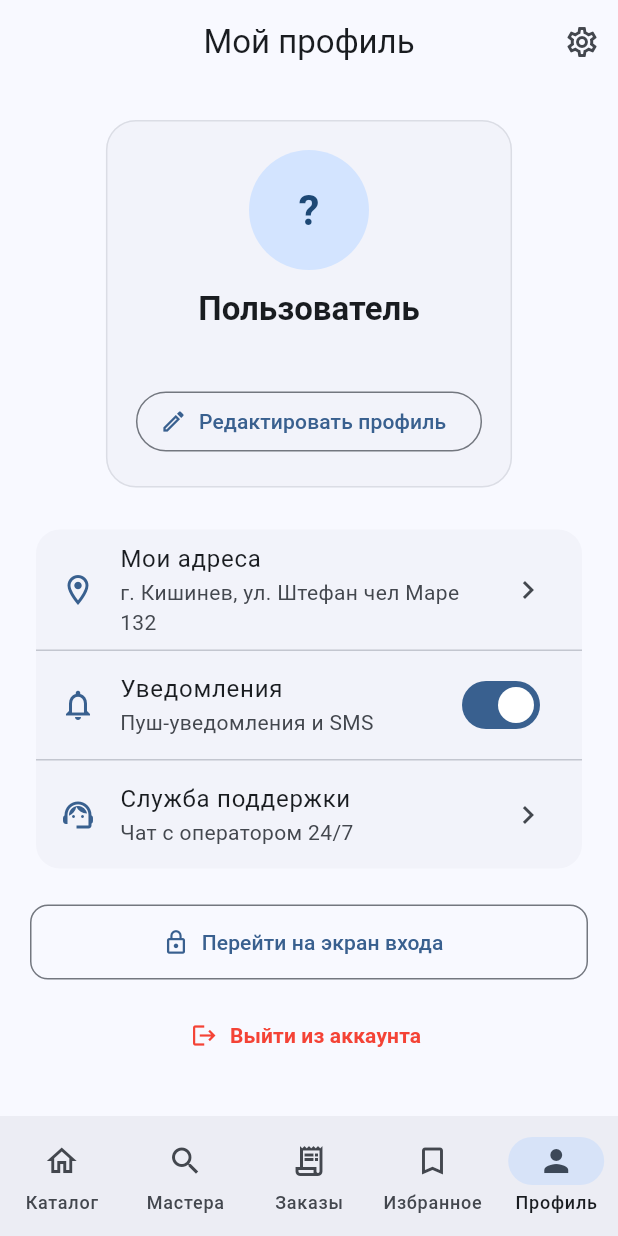
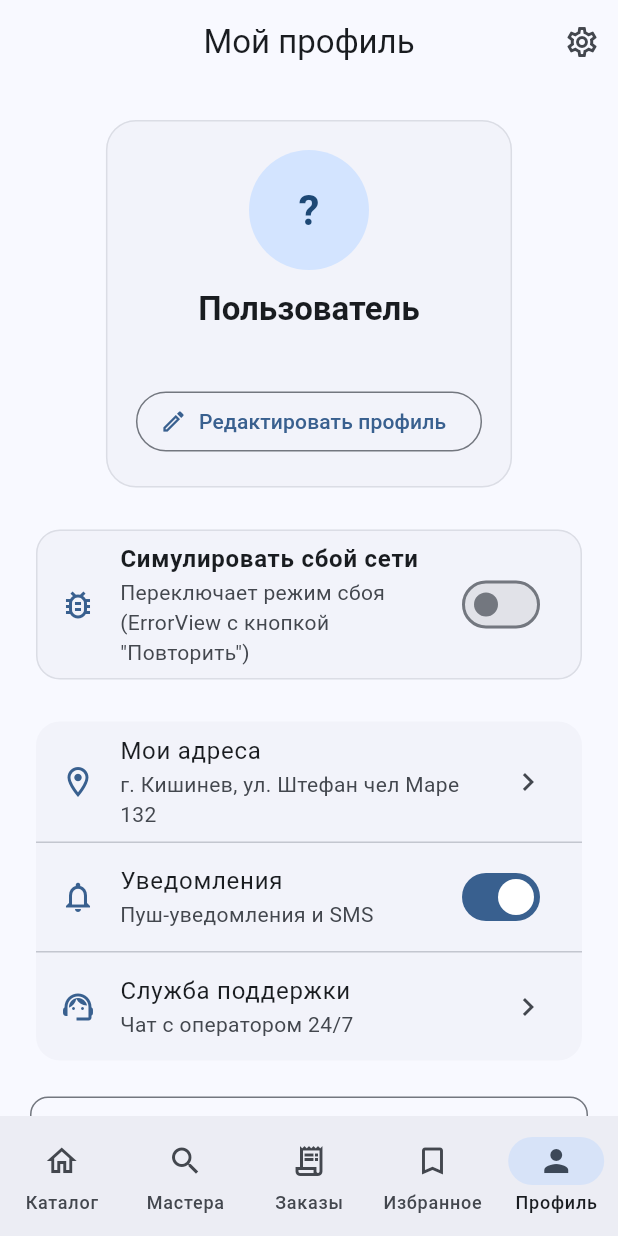
Before and after one commit to mikleqq/PAM_PROJEKT, a Flutter app: the UserProfileScreen screen opened by its route, on a phone screen of 412 x 824 dp. Run offline on Flutter 3.47's test engine with Material 3 defaults, Android fonts, the phone set to English and light mode, and no system bars; our stand-ins replace go_router, shared_preferences; accounts and stored records are empty.

Commit message:
L5: переключатель симуляции сети в репозиториях и профиле пользователя

```diff
--- a/lib/data/repositories/http_master_repository.dart
+++ b/lib/data/repositories/http_master_repository.dart
@@ -16,6 +16,8 @@ class HttpMasterRepository implements MasterRepository {
   final TokenStore tokens;
   final void Function()? onUnauthorized;
 
+  bool simulateError = false; // Toggle to switch offline/error mode
+
   HttpMasterRepository(this.baseUrl, this.tokens, {this.onUnauthorized});
 
   static const _timeout = Duration(seconds: 8);
@@ -33,6 +35,7 @@ class HttpMasterRepository implements MasterRepository {
 
   @override
   Future<Result<List<Master>>> fetchAll({int page = 1, int limit = 20, String? search}) async {
+    if (simulateError) return const Err('Нет сети — повторите попытку');
     try {
       final uri = Uri.parse('$baseUrl/masters').replace(queryParameters: {
         'page': '$page',
@@ -64,6 +67,7 @@ class HttpMasterRepository implements MasterRepository {
 
   @override
   Future<Result<Master>> fetchById(String id) async {
+    if (simulateError) return const Err('Нет сети — повторите попытку');
     try {
       final res = await http
           .get(Uri.parse('$baseUrl/masters/$id'), headers: await _headers())
@@ -87,6 +91,7 @@ class HttpMasterRepository implements MasterRepository {
 
   @override
   Future<Result<Master>> toggleFavorite(String id) async {
+    if (simulateError) return const Err('Нет сети — повторите попытку');
     try {
       final res = await http
           .post(Uri.parse('$baseUrl/masters/$id/favorite'), headers: await _headers())
@@ -110,6 +115,7 @@ class HttpMasterRepository implements MasterRepository {
 
   @override
   Future<Result<List<ServiceCategory>>> fetchCategories() async {
+    if (simulateError) return const Err('Нет сети — повторите попытку');
     try {
       final res = await http
           .get(Uri.parse('$baseUrl/categories'), headers: await _headers())
--- a/lib/data/repositories/http_order_repository.dart
+++ b/lib/data/repositories/http_order_repository.dart
@@ -16,6 +16,8 @@ class HttpOrderRepository implements OrderRepository {
   final TokenStore tokens;
   final void Function()? onUnauthorized;
 
+  bool simulateError = false; // Toggle to switch offline/error mode
+
   HttpOrderRepository(this.baseUrl, this.tokens, {this.onUnauthorized});
 
   static const _timeout = Duration(seconds: 8);
@@ -33,6 +35,7 @@ class HttpOrderRepository implements OrderRepository {
 
   @override
   Future<Result<List<ServiceOrder>>> fetchAll({int page = 1, int limit = 20, String? search}) async {
+    if (simulateError) return const Err('Нет сети — повторите попытку');
     try {
       final uri = Uri.parse('$baseUrl/orders').replace(queryParameters: {
         'page': '$page',
@@ -64,6 +67,7 @@ class HttpOrderRepository implements OrderRepository {
 
   @override
   Future<Result<ServiceOrder>> fetchById(String id) async {
+    if (simulateError) return const Err('Нет сети — повторите попытку');
     try {
       final res = await http
           .get(Uri.parse('$baseUrl/orders/$id'), headers: await _headers())
@@ -87,6 +91,7 @@ class HttpOrderRepository implements OrderRepository {
 
   @override
   Future<Result<ServiceOrder>> create(ServiceOrder order) async {
+    if (simulateError) return const Err('Нет сети — повторите попытку');
     try {
       final res = await http
           .post(
@@ -114,6 +119,7 @@ class HttpOrderRepository implements OrderRepository {
 
   @override
   Future<Result<void>> cancel(String id) async {
+    if (simulateError) return const Err('Нет сети — повторите попытку');
     try {
       final res = await http
           .delete(Uri.parse('$baseUrl/orders/$id'), headers: await _headers())
--- a/lib/main.dart
+++ b/lib/main.dart
@@ -38,6 +38,8 @@ Future<void> main() async {
     MultiProvider(
       providers: [
         Provider<AuthApi>(create: (_) => AuthApi(apiBase, tokens)),
+        Provider<HttpMasterRepository>.value(value: masterRepository),
+        Provider<HttpOrderRepository>.value(value: orderRepository),
         ChangeNotifierProvider(
           create: (_) => MastersModel(masterRepository)..load(),
         ),
--- a/lib/screens/user_profile_screen.dart
+++ b/lib/screens/user_profile_screen.dart
@@ -3,6 +3,8 @@ import 'package:flutter/material.dart';
 import 'package:go_router/go_router.dart';
 import 'package:provider/provider.dart';
 import '../data/auth_api.dart';
+import '../data/repositories/http_master_repository.dart';
+import '../data/repositories/http_order_repository.dart';
 
 class UserProfileScreen extends StatefulWidget {
   const UserProfileScreen({super.key});
@@ -14,7 +16,7 @@ class UserProfileScreen extends StatefulWidget {
 class _UserProfileScreenState extends State<UserProfileScreen> {
   String _name = '';
   String _email = '';
-  List<String> _addresses = ['г. Кишинев, ул. Штефан чел Маре 132'];
+  final List<String> _addresses = ['г. Кишинев, ул. Штефан чел Маре 132'];
 
   @override
   void initState() {
@@ -318,6 +320,9 @@ class _UserProfileScreenState extends State<UserProfileScreen> {
   Widget build(BuildContext context) {
     final theme = Theme.of(context);
     final colorScheme = theme.colorScheme;
+    final masterRepo = context.watch<HttpMasterRepository>();
+    final orderRepo = context.watch<HttpOrderRepository>();
+    final isErrorSimulated = masterRepo.simulateError || orderRepo.simulateError;
 
     return Scaffold(
       appBar: AppBar(
@@ -380,6 +385,49 @@ class _UserProfileScreenState extends State<UserProfileScreen> {
                     ),
                   ],
                 ),
+              ),
+            ),
+            const SizedBox(height: 20),
+
+            // Fault Simulation Section
+            Card(
+              elevation: 0,
+              color: isErrorSimulated
+                  ? colorScheme.errorContainer.withValues(alpha: 0.3)
+                  : colorScheme.surfaceContainerLow,
+              shape: RoundedRectangleBorder(
+                borderRadius: BorderRadius.circular(16),
+                side: BorderSide(
+                  color: isErrorSimulated
+                      ? colorScheme.error
+                      : colorScheme.outlineVariant.withValues(alpha: 0.5),
+                ),
+              ),
+              child: SwitchListTile(
+                secondary: Icon(
+                  Icons.bug_report_outlined,
+                  color: isErrorSimulated ? colorScheme.error : colorScheme.primary,
+                ),
+                title: const Text(
+                  'Симулировать сбой сети',
+                  style: TextStyle(fontWeight: FontWeight.bold),
+                ),
+                subtitle: const Text('Переключает режим сбоя (ErrorView с кнопкой "Повторить")'),
+                value: isErrorSimulated,
+                onChanged: (val) {
+                  setState(() {
+                    masterRepo.simulateError = val;
+                    orderRepo.simulateError = val;
+                  });
+                  ScaffoldMessenger.of(context).showSnackBar(
+                    SnackBar(
+                      content: Text(
+                        val ? 'Авария сети включена!' : 'Подключение к сети восстановлено',
+                      ),
+                      duration: const Duration(seconds: 1),
+                    ),
+                  );
+                },
               ),
             ),
             const SizedBox(height: 20),
```
